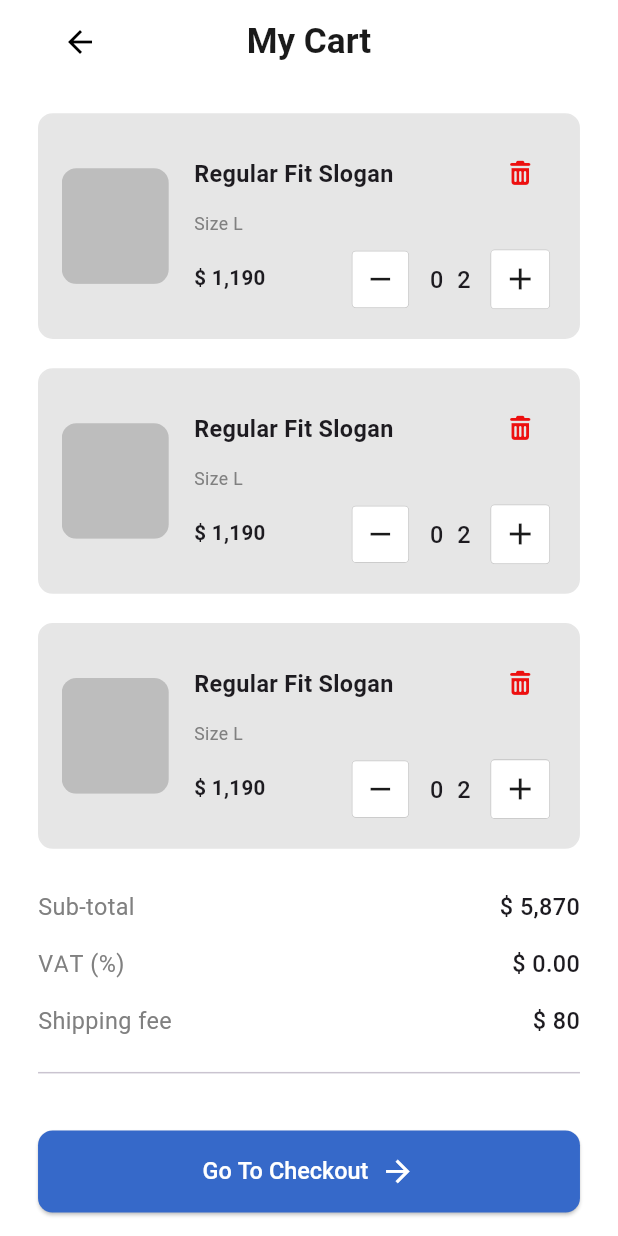
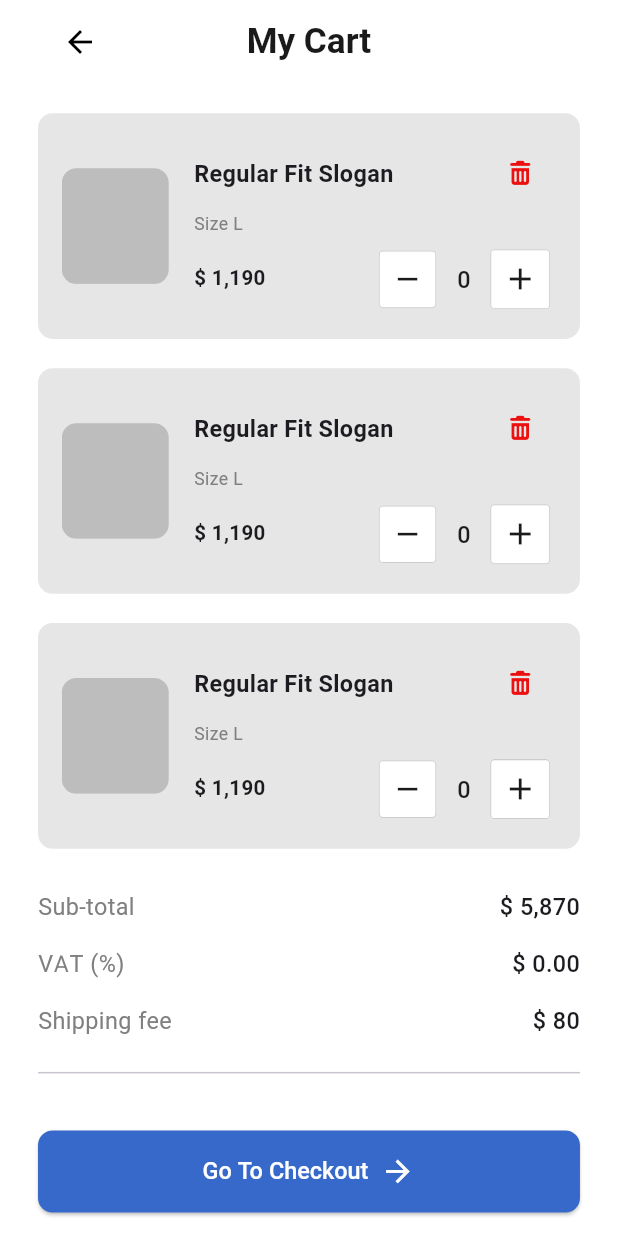
Before and after one commit to ahmedalaayq/marketi, a Flutter app: the CartViewBody screen opened directly, on a phone screen of 412 x 824 dp. Run offline on Flutter 3.47's test engine with Material 3 defaults, Android fonts, the phone set to English and light mode, and no system bars; our stand-ins replace dartz, dio, flutter_screenutil, flutter_svg, font_awesome_flutter, get_it and 4 more.

Commit message:
add counter (resolve)

```diff
--- a/lib/features/cart/views/widgets/custom_cart_item.dart
+++ b/lib/features/cart/views/widgets/custom_cart_item.dart
@@ -99,9 +99,8 @@ class _CustomShoppingCartItemState extends State<CustomShoppingCartItem> {
                                 size: 23.sp,
                               ),
                             ),
+                            Text(counter.toString(), style: AppTextStyle.medium16),
 
-                            Text(counter.toString(), style: AppTextStyle.medium16),
-                            Text('2', style: AppTextStyle.medium16),
                             IconButton.filled(
                               style: IconButton.styleFrom(
                                 backgroundColor: Colors.white,
```
